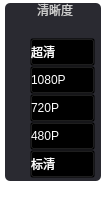
Old version of the form VideoPlayer/videomodels/VideoClarity.ui in the repository huizhang556/pc-video-player.
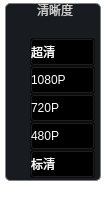
New version of the form. Icons and pictures are not drawn.

What changed in the file:
```diff
--- a/VideoPlayer/videomodels/VideoClarity.ui
+++ b/VideoPlayer/videomodels/VideoClarity.ui
@@ -7,7 +7,7 @@
     <x>0</x>
     <y>0</y>
     <width>106</width>
-    <height>185</height>
+    <height>194</height>
    </rect>
   </property>
   <property name="minimumSize">
@@ -57,11 +57,11 @@
 {
    /* background-color: qlineargradient(x1: 0, y1: 0, x2: 0, y2: 1,
                                       stop: 0 #E0E0E0, stop: 1 #FFFFFF);*/
-   /* border: 1px solid gray;*/
+    border: 1px solid gray;
     border-radius: 5px;
     margin-top: 1ex; /* leave space at the top for the title */
 	color: #cdcdcd;
-	background-color: #2a2a31;
+	background-color: #181b1f;
 	/*font: 10pt &quot;Microsoft YaHei UI&quot;;*/
 }
 
```
